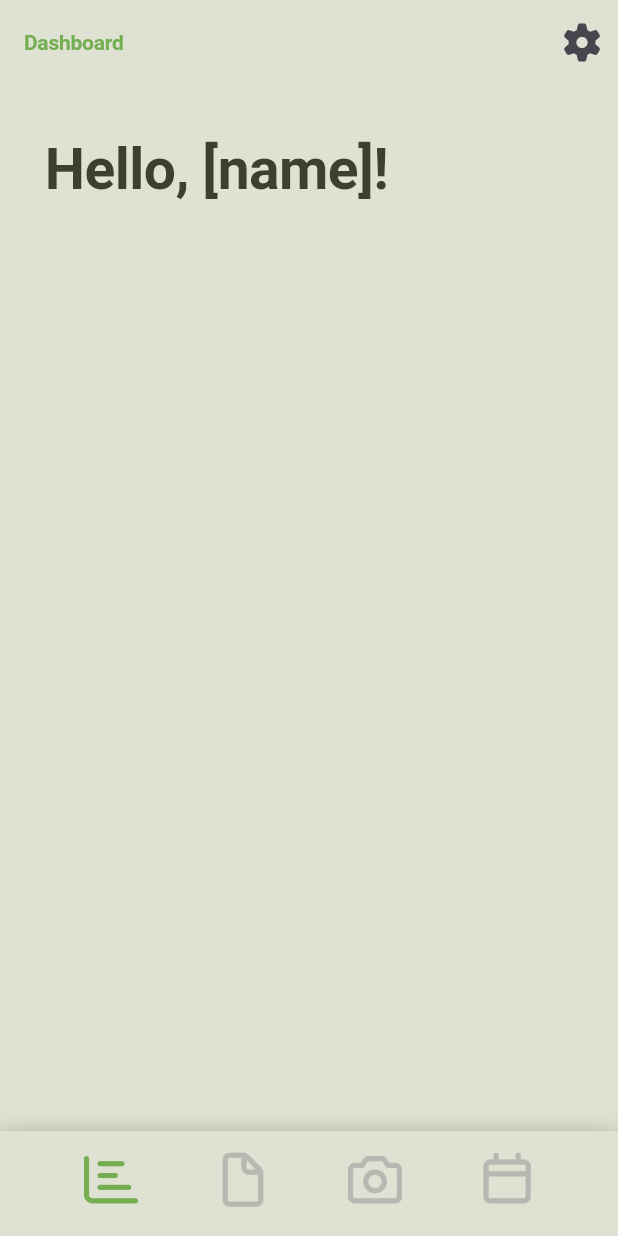
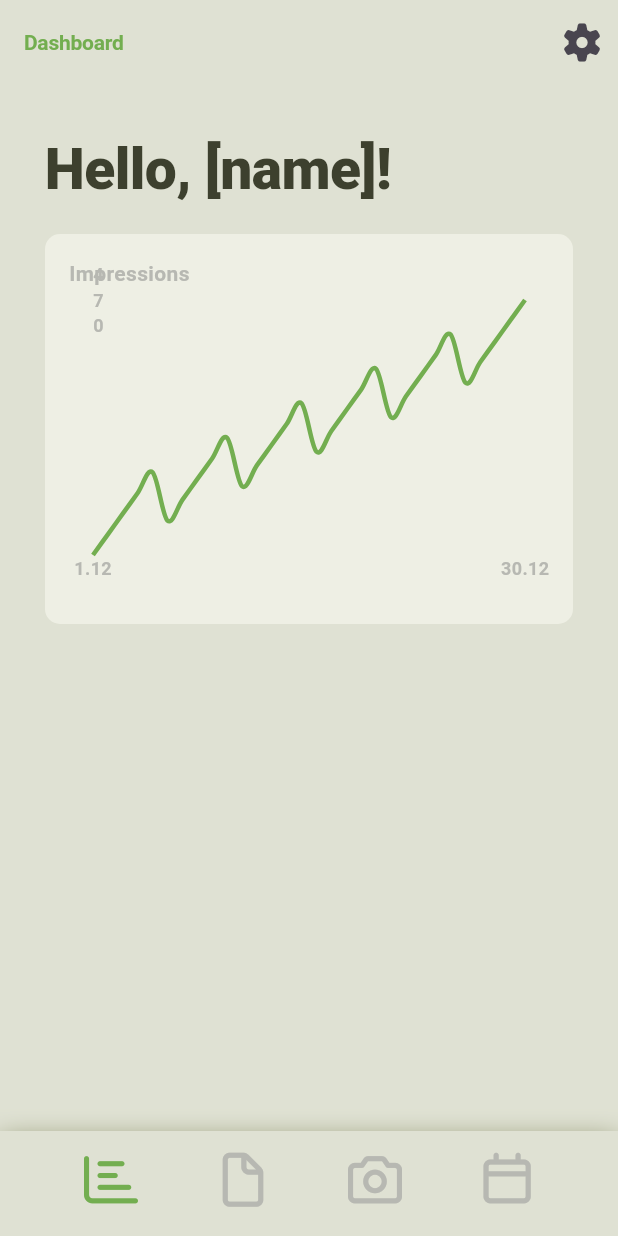
Before and after one commit to sanitaravel/coco_mobile_app, a Flutter app: the screen it shows after launch, on a phone screen of 412 x 824 dp. Run offline on Flutter 3.47's test engine with Material 3 defaults, Android fonts, the phone set to English and light mode, and no system bars; drawn by our look-alikes of fl_chart; our stand-ins replace flutter_bloc, font_awesome_flutter, google_fonts.

Commit message:
feat: enhance dashboard with impressions chart and layout improvements

```diff
--- a/lib/screens/dashboard.dart
+++ b/lib/screens/dashboard.dart
@@ -1,24 +1,140 @@
 import 'package:flutter/material.dart';
+import 'package:fl_chart/fl_chart.dart';
 
 class Dashboard extends StatelessWidget {
   const Dashboard({super.key});
 
   @override
   Widget build(BuildContext context) {
+    // Sample data for impressions month to date (30 days)
+    final List<FlSpot> spots = List.generate(30, (index) {
+      // Mock data: increasing impressions with some variation
+      double base = 100 + index * 10;
+      double variation = (index % 5) * 20;
+      return FlSpot((index + 1).toDouble(), base + variation);
+    });
+
+    final double maxY = spots.map((s) => s.y).reduce((a, b) => a > b ? a : b);
+
     return Scaffold(
       body: Container(
         margin: const EdgeInsets.all(30.0),
-        child: Align(
-          alignment: Alignment.topLeft,
-          child: Text(
+        child: Column(
+          crossAxisAlignment: CrossAxisAlignment.start,
+          children: [
+            Text(
               'Hello, [name]!',
               style: TextStyle(
-              fontWeight: FontWeight.bold,
+                fontWeight: FontWeight.w900,
                 fontSize: 38,
                 letterSpacing: -0.38,
                 color: const Color(0xFF3D402E),
               ),
             ),
+            const SizedBox(height: 16),
+            Container(
+              height: 260,
+              decoration: BoxDecoration(
+                color: const Color(0xFFeeefe4),
+                borderRadius: BorderRadius.circular(10),
+              ),
+              child: Padding(
+                padding: const EdgeInsets.all(16),
+                child: Column(
+                  crossAxisAlignment: CrossAxisAlignment.start,
+                  children: [
+                    Text(
+                      'Impressions',
+                      style: TextStyle(
+                        fontWeight: FontWeight.w600,
+                        fontSize: 14,
+                        color: const Color(0xFFB7B8B2),
+                      ),
+                    ),
+                    const SizedBox(height: 8),
+                    Expanded(
+                      child: Padding(
+                        padding: EdgeInsets.symmetric(horizontal: 16),
+                        child: LineChart(
+                          LineChartData(
+                            gridData: FlGridData(show: false),
+                            titlesData: FlTitlesData(
+                              bottomTitles: AxisTitles(
+                                sideTitles: SideTitles(
+                                  showTitles: true,
+                                  reservedSize: 30,
+                                  getTitlesWidget: (value, meta) {
+                                    final labelStyle = TextStyle(
+                                      fontWeight: FontWeight.w600,
+                                      fontSize: 12,
+                                      color: const Color(0xFFB7B8B2),
+                                    );
+
+                                    // Left-most label
+                                    if (value == 1) {
+                                      return Text('${value.toInt()}.12', style: labelStyle);
+                                    }
+
+                                    // Right-most label
+                                    if (value == 30) {
+                                      return Text('${value.toInt()}.12', style: labelStyle);
+                                    }
+
+                                    return const SizedBox.shrink();
+                                  },
+                                ),
+                              ),
+                              leftTitles: AxisTitles(
+                                sideTitles: SideTitles(
+                                  showTitles: true,
+                                  // remove any reserved space on the left so the axis line
+                                  // sits flush with the chart container padding. We then
+                                  // translate the labels right so they appear to the
+                                  // right of the axis line (inside the chart area).
+                                  reservedSize: 0,
+                                  getTitlesWidget: (value, meta) {
+                                    final labelStyle = TextStyle(
+                                      fontWeight: FontWeight.w600,
+                                      fontSize: 12,
+                                      color: const Color(0xFFB7B8B2),
+                                    );
+
+                                    // Show only top and bottom ticks (matching the
+                                    // original design) and translate them right so the
+                                    // text sits just to the right of the y-axis line.
+                                    if ((value - maxY).abs() < 0.0001 || value == 0) {
+                                      return Text('${value.toInt()}', style: labelStyle);
+                                    }
+
+                                    return const SizedBox.shrink();
+                                  },
+                                ),
+                              ),
+                              topTitles: AxisTitles(sideTitles: SideTitles(showTitles: false)),
+                              rightTitles: AxisTitles(sideTitles: SideTitles(showTitles: false)),
+                            ),
+                            // Hide axis lines: we want only the axis labels/text visible
+                            borderData: FlBorderData(show: false),
+                            lineTouchData: LineTouchData(enabled: false),
+                            lineBarsData: [
+                              LineChartBarData(
+                                spots: spots,
+                                isCurved: true,
+                                color: const Color(0xFF73AE50),
+                                barWidth: 3,
+                                dotData: FlDotData(show: false),
+                                belowBarData: BarAreaData(show: false),
+                              ),
+                            ],
+                          ),
+                        ),
+                      ),
+                    ),
+                  ],
+                ),
+              ),
+            ),
+          ],
         ),
       ),
     );
--- a/pubspec.yaml
+++ b/pubspec.yaml
@@ -7,6 +7,7 @@ environment:
   sdk: ^3.9.2
 
 dependencies:
+  fl_chart: ^1.1.1
   flutter:
     sdk: flutter
   flutter_bloc: ^9.1.1
```
Also changed, not shown: pubspec.lock. Lines whose indentation alone changed are shown as unchanged.
